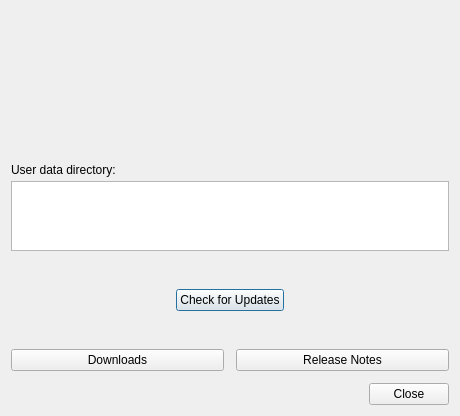
Qt form src/MainWindow/ui/about_dialog.ui (eidora-desktop/EIDORA) before a commit.
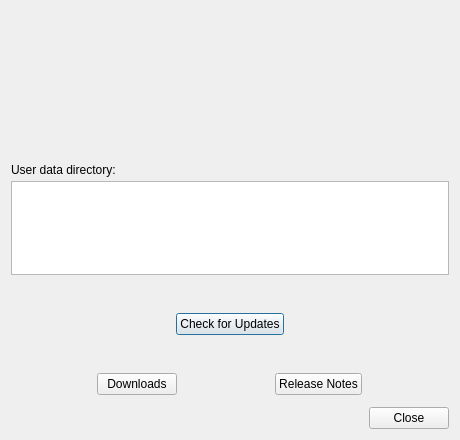
The same form after that commit.

```diff
--- a/src/MainWindow/ui/about_dialog.ui
+++ b/src/MainWindow/ui/about_dialog.ui
@@ -7,7 +7,7 @@
     <x>0</x>
     <y>0</y>
     <width>460</width>
-    <height>360</height>
+    <height>440</height>
    </rect>
   </property>
   <property name="minimumSize">
@@ -162,6 +162,12 @@
     <layout class="QHBoxLayout" name="layout_update_links">
      <item>
       <widget class="QPushButton" name="button_view_downloads">
+       <property name="sizePolicy">
+        <sizepolicy hsizetype="Fixed" vsizetype="Fixed">
+         <horstretch>0</horstretch>
+         <verstretch>0</verstretch>
+        </sizepolicy>
+       </property>
        <property name="text">
         <string>Downloads</string>
        </property>
@@ -169,6 +175,12 @@
      </item>
      <item>
       <widget class="QPushButton" name="button_release_notes">
+       <property name="sizePolicy">
+        <sizepolicy hsizetype="Fixed" vsizetype="Fixed">
+         <horstretch>0</horstretch>
+         <verstretch>0</verstretch>
+        </sizepolicy>
+       </property>
        <property name="text">
         <string>Release Notes</string>
        </property>
```
Left out of the diff: 14 changed lines with no effect on the pictures.
